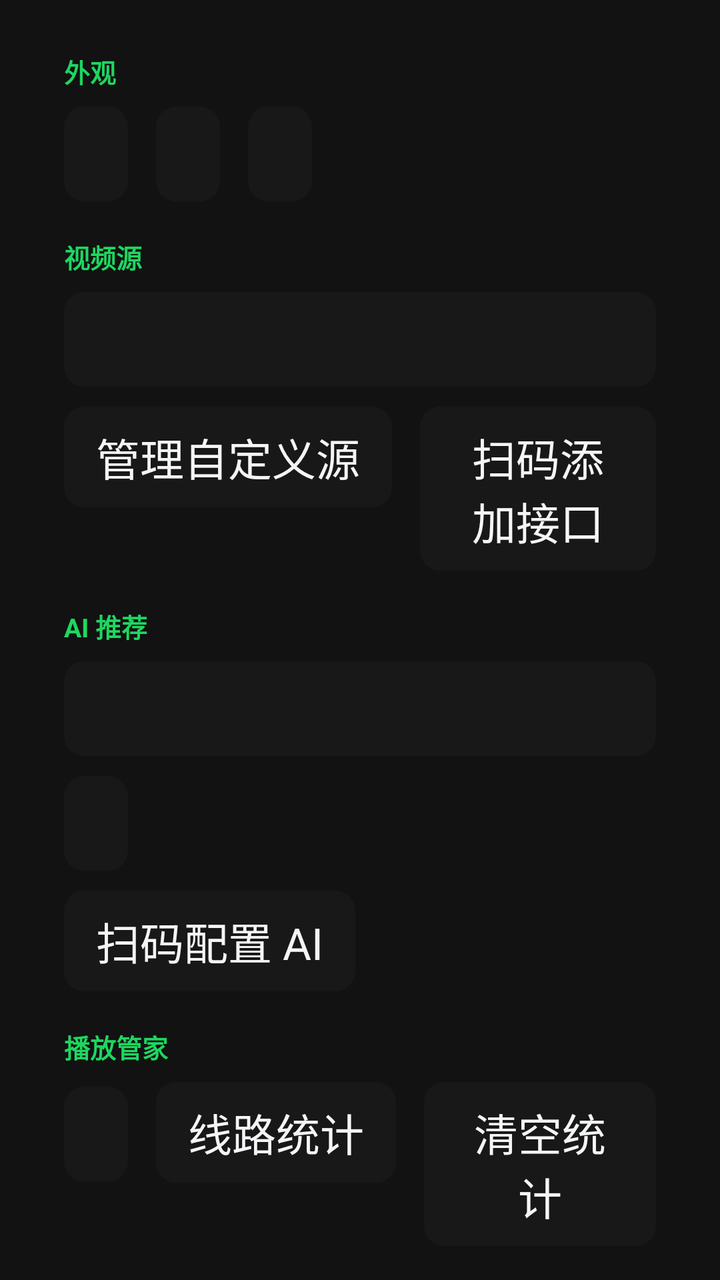
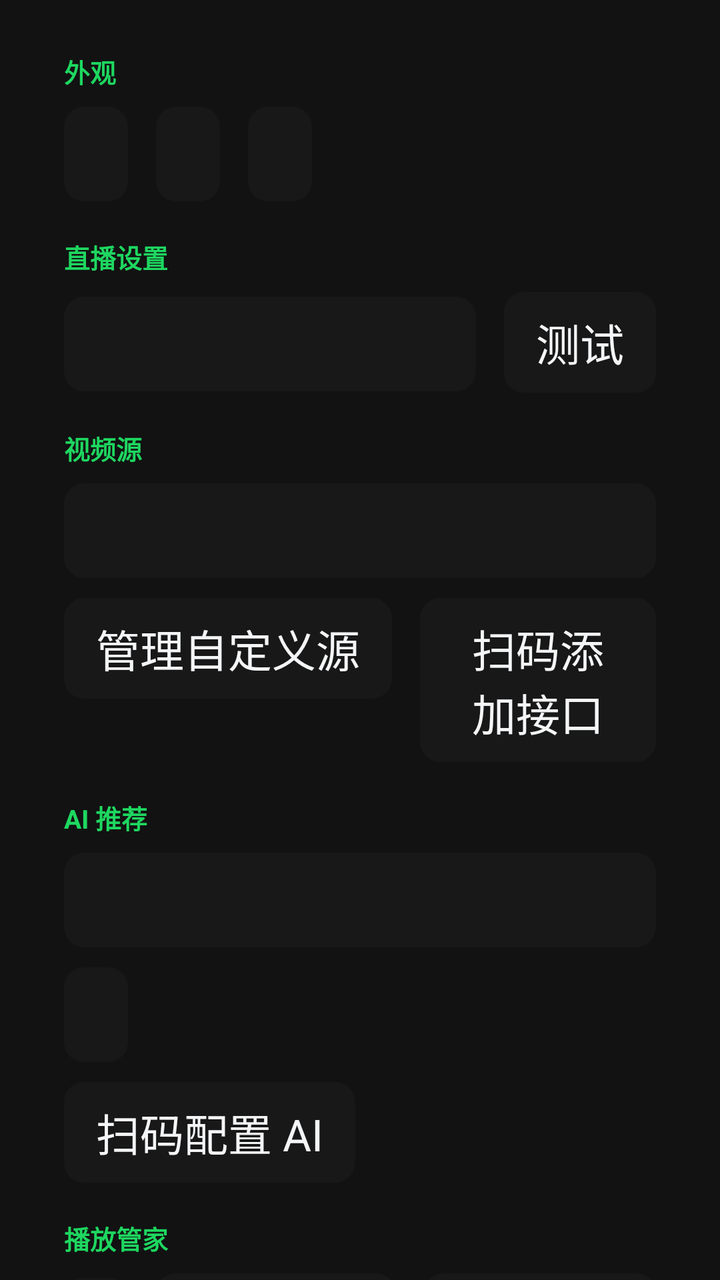

Two renders of the same Android screen: before a commit and after it. Below are the layout's source before the change and the commit's diff.
<!-- AndroidManifest.xml: application theme Theme.TvBox -->
<!-- res/layout/fragment_settings.xml -->
﻿<?xml version="1.0" encoding="utf-8"?>
<ScrollView xmlns:android="http://schemas.android.com/apk/res/android"
    android:id="@+id/settings_scroll"
    android:layout_width="match_parent"
    android:layout_height="match_parent"
    android:fillViewport="true"
    android:focusable="false"
    android:scrollbars="none">

    <LinearLayout
        android:layout_width="match_parent"
        android:layout_height="wrap_content"
        android:orientation="vertical"
        android:paddingLeft="32dp"
        android:paddingRight="32dp"
        android:paddingTop="8dp"
        android:paddingBottom="24dp">

        
        <TextView
            style="@style/SettingsSectionHeader"
            android:text="@string/appearance" />

        <LinearLayout
            android:layout_width="match_parent"
            android:layout_height="wrap_content"
            android:orientation="horizontal">

            <TextView
                android:id="@+id/settings_theme"
                style="@style/Widget.Tv.NavButton"
                android:layout_width="wrap_content"
                android:layout_height="wrap_content" />

            <TextView
                android:id="@+id/settings_font"
                style="@style/Widget.Tv.NavButton"
                android:layout_width="wrap_content"
                android:layout_height="wrap_content"
                android:layout_marginLeft="14dp" />

            <TextView
                android:id="@+id/settings_filter"
                style="@style/Widget.Tv.NavButton"
                android:layout_width="wrap_content"
                android:layout_height="wrap_content"
                android:layout_marginLeft="14dp" />
        </LinearLayout>

        
        <TextView
            style="@style/SettingsSectionHeader"
            android:text="@string/video_sources" />

        <TextView
            android:id="@+id/settings_api"
            style="@style/Widget.Tv.NavButton"
            android:layout_width="match_parent"
            android:layout_height="wrap_content"
            android:ellipsize="end"
            android:gravity="left|center_vertical"
            android:maxLines="1" />

        <LinearLayout
            android:layout_width="match_parent"
            android:layout_height="wrap_content"
            android:layout_marginTop="10dp"
            android:orientation="horizontal">

            <TextView
                android:id="@+id/settings_api_manage"
                style="@style/Widget.Tv.NavButton"
                android:layout_width="wrap_content"
                android:layout_height="wrap_content"
                android:text="@string/manage_custom_sources" />

            <TextView
                android:id="@+id/settings_api_qr"
                style="@style/Widget.Tv.NavButton"
                android:layout_width="wrap_content"
                android:layout_height="wrap_content"
                android:layout_marginLeft="14dp"
                android:text="@string/qr_add_source" />
        </LinearLayout>

        
        <TextView
            style="@style/SettingsSectionHeader"
            android:text="@string/ai_recommend" />

        <TextView
            android:id="@+id/settings_ai_provider"
            style="@style/Widget.Tv.NavButton"
            android:layout_width="match_parent"
            android:layout_height="wrap_content"
            android:ellipsize="end"
            android:gravity="left|center_vertical"
            android:maxLines="1" />

        <LinearLayout
            android:layout_width="match_parent"
            android:layout_height="wrap_content"
            android:layout_marginTop="10dp"
            android:orientation="horizontal">

            <TextView
                android:id="@+id/settings_ai_key"
                style="@style/Widget.Tv.NavButton"
                android:layout_width="wrap_content"
                android:layout_height="wrap_content" />
        </LinearLayout>

        <TextView
            android:id="@+id/settings_ai_qr"
            style="@style/Widget.Tv.NavButton"
            android:layout_width="wrap_content"
            android:layout_height="wrap_content"
            android:layout_marginTop="10dp"
            android:text="@string/qr_ai_title" />

        
        <TextView
            style="@style/SettingsSectionHeader"
            android:text="@string/playback_manager" />

        <LinearLayout
            android:layout_width="match_parent"
            android:layout_height="wrap_content"
            android:orientation="horizontal">

            <TextView
                android:id="@+id/settings_auto_line"
                style="@style/Widget.Tv.NavButton"
                android:layout_width="wrap_content"
                android:layout_height="wrap_content" />

            <TextView
                android:id="@+id/settings_stats"
                style="@style/Widget.Tv.NavButton"
                android:layout_width="wrap_content"
                android:layout_height="wrap_content"
                android:layout_marginLeft="14dp"
                android:text="@string/line_stats" />

            <TextView
                android:id="@+id/settings_stats_clear"
                style="@style/Widget.Tv.NavButton"
                android:layout_width="wrap_content"
                android:layout_height="wrap_content"
                android:layout_marginLeft="14dp"
                android:text="@string/clear_stats" />
        </LinearLayout>

        
        <TextView
            style="@style/SettingsSectionHeader"
            android:text="@string/version_update" />

        <TextView
            android:id="@+id/settings_version"
            android:layout_width="match_parent"
            android:layout_height="wrap_content"
            android:layout_marginBottom="8dp"
            android:textColor="@color/text_secondary"
            android:textSize="13sp" />

        <LinearLayout
            android:layout_width="match_parent"
            android:layout_height="wrap_content"
            android:orientation="horizontal">

            <TextView
                android:id="@+id/settings_check_toggle"
                style="@style/Widget.Tv.NavButton"
                android:layout_width="wrap_content"
                android:layout_height="wrap_content" />

            <TextView
                android:id="@+id/settings_update_action"
                style="@style/Widget.Tv.NavButton"
                android:layout_width="wrap_content"
                android:layout_height="wrap_content"
                android:layout_marginLeft="14dp"
                android:text="@string/check_update" />
        </LinearLayout>

        <ProgressBar
            android:id="@+id/settings_ota_progress"
            style="?android:attr/progressBarStyleHorizontal"
            android:layout_width="match_parent"
            android:layout_height="wrap_content"
            android:layout_marginTop="10dp"
            android:max="100"
            android:progress="0"
            android:visibility="gone" />

        <TextView
            android:id="@+id/settings_ota_status"
            android:layout_width="match_parent"
            android:layout_height="wrap_content"
            android:layout_marginTop="6dp"
            android:textColor="@color/text_secondary"
            android:textSize="13sp"
            android:visibility="gone" />

        <LinearLayout
            android:id="@+id/settings_extension_services"
            android:layout_width="match_parent"
            android:layout_height="wrap_content"
            android:orientation="vertical"
            android:visibility="gone">

            
            <TextView
                style="@style/SettingsSectionHeader"
                android:text="@string/extension_services" />

            <LinearLayout
                android:layout_width="match_parent"
                android:layout_height="wrap_content"
                android:orientation="horizontal">

                <TextView
                    android:id="@+id/settings_iptv"
                    style="@style/Widget.Tv.NavButton"
                    android:layout_width="0dp"
                    android:layout_height="wrap_content"
                    android:layout_weight="1"
                    android:ellipsize="end"
                    android:gravity="left|center_vertical"
                    android:maxLines="1" />

                <TextView
                    android:id="@+id/settings_iptv_test"
                    style="@style/Widget.Tv.NavButton"
                    android:layout_width="wrap_content"
                    android:layout_height="wrap_content"
                    android:layout_marginLeft="14dp"
                    android:text="@string/test_service" />
            </LinearLayout>

            <LinearLayout
                android:layout_width="match_parent"
                android:layout_height="wrap_content"
                android:layout_marginTop="10dp"
                android:orientation="horizontal">

                <TextView
                    android:id="@+id/settings_platform"
                    style="@style/Widget.Tv.NavButton"
                    android:layout_width="0dp"
                    android:layout_height="wrap_content"
                    android:layout_weight="1"
                    android:ellipsize="end"
                    android:gravity="left|center_vertical"
                    android:maxLines="1" />

                <TextView
                    android:id="@+id/settings_platform_test"
                    style="@style/Widget.Tv.NavButton"
                    android:layout_width="wrap_content"
                    android:layout_height="wrap_content"
                    android:layout_marginLeft="14dp"
                    android:text="@string/test_service" />
            </LinearLayout>
        </LinearLayout>
    </LinearLayout>
</ScrollView>
<!-- resources referenced by this layout -->
<resources>
  <color name="text_secondary">#B3B3B3</color>
  <string name="ai_recommend">AI 推荐</string>
  <string name="appearance">外观</string>
  <string name="check_update">检查更新</string>
  <string name="clear_stats">清空统计</string>
  <string name="extension_services">扩展服务</string>
  <string name="line_stats">线路统计</string>
  <string name="manage_custom_sources">管理自定义源</string>
  <string name="playback_manager">播放管家</string>
  <string name="qr_add_source">扫码添加接口</string>
  <string name="qr_ai_title">扫码配置 AI</string>
  <string name="test_service">测试</string>
  <string name="version_update">版本更新</string>
  <string name="video_sources">视频源</string>
  <style name="SettingsSectionHeader" parent="">
          <item name="android:layout_width">wrap_content</item>
          <item name="android:layout_height">wrap_content</item>
          <item name="android:textColor">@color/accent</item>
          <item name="android:textSize">13sp</item>
          <item name="android:textStyle">bold</item>
          <item name="android:layout_marginTop">18dp</item>
          <item name="android:layout_marginBottom">8dp</item>
      </style>
  <style name="Widget.Tv.NavButton" parent="">
          <item name="android:background">@drawable/bg_nav_button</item>
          <item name="android:textColor">@color/text_primary</item>
          <item name="android:textSize">22sp</item>
          <item name="android:paddingLeft">16dp</item>
          <item name="android:paddingRight">16dp</item>
          <item name="android:paddingTop">9dp</item>
          <item name="android:paddingBottom">9dp</item>
          <item name="android:focusable">true</item>
          <item name="android:clickable">true</item>
          <item name="android:gravity">center</item>
      </style>
  <style name="Theme.TvBox" parent="Theme.AppCompat.NoActionBar">
          <item name="android:windowBackground">@color/screen_bg</item>
          <item name="android:colorBackground">@color/screen_bg</item>
          <item name="colorAccent">@color/accent</item>
          <item name="android:textColorPrimary">@color/text_primary</item>
          <item name="android:textColorSecondary">@color/text_secondary</item>
      </style>
  <color name="accent">#1ED760</color>
  <!-- drawable bg_nav_button (drawable) -->
  <?xml version="1.0" encoding="utf-8"?>
  <selector xmlns:android="http://schemas.android.com/apk/res/android">
      <item android:state_focused="true">
          <shape android:shape="rectangle">
              <solid android:color="@color/card_bg_secondary" />
              <stroke android:width="3dp" android:color="@color/focus_stroke" />
              <corners android:radius="10dp" />
          </shape>
      </item>
      <item android:state_selected="true">
          <shape android:shape="rectangle">
              <solid android:color="@color/accent_soft" />
              <stroke android:width="1dp" android:color="@color/accent_dim" />
              <corners android:radius="10dp" />
          </shape>
      </item>
      <item android:state_pressed="true">
          <shape android:shape="rectangle">
              <solid android:color="@color/card_bg_secondary" />
              <corners android:radius="10dp" />
          </shape>
      </item>
      <item>
          <shape android:shape="rectangle">
              <solid android:color="@color/card_bg" />
              <corners android:radius="10dp" />
          </shape>
      </item>
  </selector>
  <color name="text_primary">#F4F5F7</color>
  <color name="screen_bg">#121212</color>
  <color name="card_bg_secondary">#252525</color>
  <color name="focus_stroke">#FFFFFF</color>
  <color name="accent_soft">#331ED760</color>
  <color name="accent_dim">#1DB954</color>
  <color name="card_bg">#181818</color>
</resources>

<!-- the commit's change to res/layout/fragment_settings.xml (unified diff, before → after) -->
@@ -47,173 +47,16 @@
                 android:layout_marginLeft="14dp" />
         </LinearLayout>
 
-        
-        <TextView
-            style="@style/SettingsSectionHeader"
-            android:text="@string/video_sources" />
-
-        <TextView
-            android:id="@+id/settings_api"
-            style="@style/Widget.Tv.NavButton"
-            android:layout_width="match_parent"
-            android:layout_height="wrap_content"
-            android:ellipsize="end"
-            android:gravity="left|center_vertical"
-            android:maxLines="1" />
-
-        <LinearLayout
-            android:layout_width="match_parent"
-            android:layout_height="wrap_content"
-            android:layout_marginTop="10dp"
-            android:orientation="horizontal">
-
-            <TextView
-                android:id="@+id/settings_api_manage"
-                style="@style/Widget.Tv.NavButton"
-                android:layout_width="wrap_content"
-                android:layout_height="wrap_content"
-                android:text="@string/manage_custom_sources" />
-
-            <TextView
-                android:id="@+id/settings_api_qr"
-                style="@style/Widget.Tv.NavButton"
-                android:layout_width="wrap_content"
-                android:layout_height="wrap_content"
-                android:layout_marginLeft="14dp"
-                android:text="@string/qr_add_source" />
-        </LinearLayout>
-
-        
-        <TextView
-            style="@style/SettingsSectionHeader"
-            android:text="@string/ai_recommend" />
-
-        <TextView
-            android:id="@+id/settings_ai_provider"
-            style="@style/Widget.Tv.NavButton"
-            android:layout_width="match_parent"
-            android:layout_height="wrap_content"
-            android:ellipsize="end"
-            android:gravity="left|center_vertical"
-            android:maxLines="1" />
-
-        <LinearLayout
-            android:layout_width="match_parent"
-            android:layout_height="wrap_content"
-            android:layout_marginTop="10dp"
-            android:orientation="horizontal">
-
-            <TextView
-                android:id="@+id/settings_ai_key"
-                style="@style/Widget.Tv.NavButton"
-                android:layout_width="wrap_content"
-                android:layout_height="wrap_content" />
-        </LinearLayout>
-
-        <TextView
-            android:id="@+id/settings_ai_qr"
-            style="@style/Widget.Tv.NavButton"
-            android:layout_width="wrap_content"
-            android:layout_height="wrap_content"
-            android:layout_marginTop="10dp"
-            android:text="@string/qr_ai_title" />
-
-        
-        <TextView
-            style="@style/SettingsSectionHeader"
-            android:text="@string/playback_manager" />
-
-        <LinearLayout
-            android:layout_width="match_parent"
-            android:layout_height="wrap_content"
-            android:orientation="horizontal">
-
-            <TextView
-                android:id="@+id/settings_auto_line"
-                style="@style/Widget.Tv.NavButton"
-                android:layout_width="wrap_content"
-                android:layout_height="wrap_content" />
-
-            <TextView
-                android:id="@+id/settings_stats"
-                style="@style/Widget.Tv.NavButton"
-                android:layout_width="wrap_content"
-                android:layout_height="wrap_content"
-                android:layout_marginLeft="14dp"
-                android:text="@string/line_stats" />
-
-            <TextView
-                android:id="@+id/settings_stats_clear"
-                style="@style/Widget.Tv.NavButton"
-                android:layout_width="wrap_content"
-                android:layout_height="wrap_content"
-                android:layout_marginLeft="14dp"
-                android:text="@string/clear_stats" />
-        </LinearLayout>
-
-        
-        <TextView
-            style="@style/SettingsSectionHeader"
-            android:text="@string/version_update" />
-
-        <TextView
-            android:id="@+id/settings_version"
-            android:layout_width="match_parent"
-            android:layout_height="wrap_content"
-            android:layout_marginBottom="8dp"
-            android:textColor="@color/text_secondary"
-            android:textSize="13sp" />
-
-        <LinearLayout
-            android:layout_width="match_parent"
-            android:layout_height="wrap_content"
-            android:orientation="horizontal">
-
-            <TextView
-                android:id="@+id/settings_check_toggle"
-                style="@style/Widget.Tv.NavButton"
-                android:layout_width="wrap_content"
-                android:layout_height="wrap_content" />
-
-            <TextView
-                android:id="@+id/settings_update_action"
-                style="@style/Widget.Tv.NavButton"
-                android:layout_width="wrap_content"
-                android:layout_height="wrap_content"
-                android:layout_marginLeft="14dp"
-                android:text="@string/check_update" />
-        </LinearLayout>
-
-        <ProgressBar
-            android:id="@+id/settings_ota_progress"
-            style="?android:attr/progressBarStyleHorizontal"
-            android:layout_width="match_parent"
-            android:layout_height="wrap_content"
-            android:layout_marginTop="10dp"
-            android:max="100"
-            android:progress="0"
-            android:visibility="gone" />
-
-        <TextView
-            android:id="@+id/settings_ota_status"
-            android:layout_width="match_parent"
-            android:layout_height="wrap_content"
-            android:layout_marginTop="6dp"
-            android:textColor="@color/text_secondary"
-            android:textSize="13sp"
-            android:visibility="gone" />
-
         <LinearLayout
             android:id="@+id/settings_extension_services"
             android:layout_width="match_parent"
             android:layout_height="wrap_content"
-            android:orientation="vertical"
-            android:visibility="gone">
+            android:orientation="vertical">
 
             
             <TextView
                 style="@style/SettingsSectionHeader"
-                android:text="@string/extension_services" />
+                android:text="@string/live_settings" />
 
             <LinearLayout
                 android:layout_width="match_parent"
@@ -239,30 +82,164 @@
                     android:text="@string/test_service" />
             </LinearLayout>
 
-            <LinearLayout
-                android:layout_width="match_parent"
-                android:layout_height="wrap_content"
-                android:layout_marginTop="10dp"
-                android:orientation="horizontal">
-
-                <TextView
-                    android:id="@+id/settings_platform"
-                    style="@style/Widget.Tv.NavButton"
-                    android:layout_width="0dp"
-                    android:layout_height="wrap_content"
-                    android:layout_weight="1"
-                    android:ellipsize="end"
-                    android:gravity="left|center_vertical"
-                    android:maxLines="1" />
-
-                <TextView
-                    android:id="@+id/settings_platform_test"
-                    style="@style/Widget.Tv.NavButton"
-                    android:layout_width="wrap_content"
-                    android:layout_height="wrap_content"
-                    android:layout_marginLeft="14dp"
-                    android:text="@string/test_service" />
-            </LinearLayout>
-        </LinearLayout>
+        </LinearLayout>
+
+        
+        <TextView
+            style="@style/SettingsSectionHeader"
+            android:text="@string/video_sources" />
+
+        <TextView
+            android:id="@+id/settings_api"
+            style="@style/Widget.Tv.NavButton"
+            android:layout_width="match_parent"
+            android:layout_height="wrap_content"
+            android:ellipsize="end"
+            android:gravity="left|center_vertical"
+            android:maxLines="1" />
+
+        <LinearLayout
+            android:layout_width="match_parent"
+            android:layout_height="wrap_content"
+            android:layout_marginTop="10dp"
+            android:orientation="horizontal">
+
+            <TextView
+                android:id="@+id/settings_api_manage"
+                style="@style/Widget.Tv.NavButton"
+                android:layout_width="wrap_content"
+                android:layout_height="wrap_content"
+                android:text="@string/manage_custom_sources" />
+
+            <TextView
+                android:id="@+id/settings_api_qr"
+                style="@style/Widget.Tv.NavButton"
+                android:layout_width="wrap_content"
+                android:layout_height="wrap_content"
+                android:layout_marginLeft="14dp"
+                android:text="@string/qr_add_source" />
+        </LinearLayout>
+
+        
+        <TextView
+            style="@style/SettingsSectionHeader"
+            android:text="@string/ai_recommend" />
+
+        <TextView
+            android:id="@+id/settings_ai_provider"
+            style="@style/Widget.Tv.NavButton"
+            android:layout_width="match_parent"
+            android:layout_height="wrap_content"
+            android:ellipsize="end"
+            android:gravity="left|center_vertical"
+            android:maxLines="1" />
+
+        <LinearLayout
+            android:layout_width="match_parent"
+            android:layout_height="wrap_content"
+            android:layout_marginTop="10dp"
+            android:orientation="horizontal">
+
+            <TextView
+                android:id="@+id/settings_ai_key"
+                style="@style/Widget.Tv.NavButton"
+                android:layout_width="wrap_content"
+                android:layout_height="wrap_content" />
+        </LinearLayout>
+
+        <TextView
+            android:id="@+id/settings_ai_qr"
+            style="@style/Widget.Tv.NavButton"
+            android:layout_width="wrap_content"
+            android:layout_height="wrap_content"
+            android:layout_marginTop="10dp"
+            android:text="@string/qr_ai_title" />
+
+        
+        <TextView
+            style="@style/SettingsSectionHeader"
+            android:text="@string/playback_manager" />
+
+        <LinearLayout
+            android:layout_width="match_parent"
+            android:layout_height="wrap_content"
+            android:orientation="horizontal">
+
+            <TextView
+                android:id="@+id/settings_auto_line"
+                style="@style/Widget.Tv.NavButton"
+                android:layout_width="wrap_content"
+                android:layout_height="wrap_content" />
+
+            <TextView
+                android:id="@+id/settings_stats"
+                style="@style/Widget.Tv.NavButton"
+                android:layout_width="wrap_content"
+                android:layout_height="wrap_content"
+                android:layout_marginLeft="14dp"
+                android:text="@string/line_stats" />
+
+            <TextView
+                android:id="@+id/settings_stats_clear"
+                style="@style/Widget.Tv.NavButton"
+                android:layout_width="wrap_content"
+                android:layout_height="wrap_content"
+                android:layout_marginLeft="14dp"
+                android:text="@string/clear_stats" />
+        </LinearLayout>
+
+        
+        <TextView
+            style="@style/SettingsSectionHeader"
+            android:text="@string/version_update" />
+
+        <TextView
+            android:id="@+id/settings_version"
+            android:layout_width="match_parent"
+            android:layout_height="wrap_content"
+            android:layout_marginBottom="8dp"
+            android:textColor="@color/text_secondary"
+            android:textSize="13sp" />
+
+        <LinearLayout
+            android:layout_width="match_parent"
+            android:layout_height="wrap_content"
+            android:orientation="horizontal">
+
+            <TextView
+                android:id="@+id/settings_check_toggle"
+                style="@style/Widget.Tv.NavButton"
+                android:layout_width="wrap_content"
+                android:layout_height="wrap_content" />
+
+            <TextView
+                android:id="@+id/settings_update_action"
+                style="@style/Widget.Tv.NavButton"
+                android:layout_width="wrap_content"
+                android:layout_height="wrap_content"
+                android:layout_marginLeft="14dp"
+                android:text="@string/check_update" />
+        </LinearLayout>
+
+        <ProgressBar
+            android:id="@+id/settings_ota_progress"
+            style="?android:attr/progressBarStyleHorizontal"
+            android:layout_width="match_parent"
+            android:layout_height="wrap_content"
+            android:layout_marginTop="10dp"
+            android:max="100"
+            android:progress="0"
+            android:visibility="gone" />
+
+        <TextView
+            android:id="@+id/settings_ota_status"
+            android:layout_width="match_parent"
+            android:layout_height="wrap_content"
+            android:layout_marginTop="6dp"
+            android:textColor="@color/text_secondary"
+            android:textSize="13sp"
+            android:visibility="gone" />
+
+        >
     </LinearLayout>
 </ScrollView>
<!-- resource entries referenced after the edit -->
@@ -5,8 +5,8 @@
   <string name="appearance">外观</string>
   <string name="check_update">检查更新</string>
   <string name="clear_stats">清空统计</string>
-  <string name="extension_services">扩展服务</string>
   <string name="line_stats">线路统计</string>
+  <string name="live_settings">直播设置</string>
   <string name="manage_custom_sources">管理自定义源</string>
   <string name="playback_manager">播放管家</string>
   <string name="qr_add_source">扫码添加接口</string>
